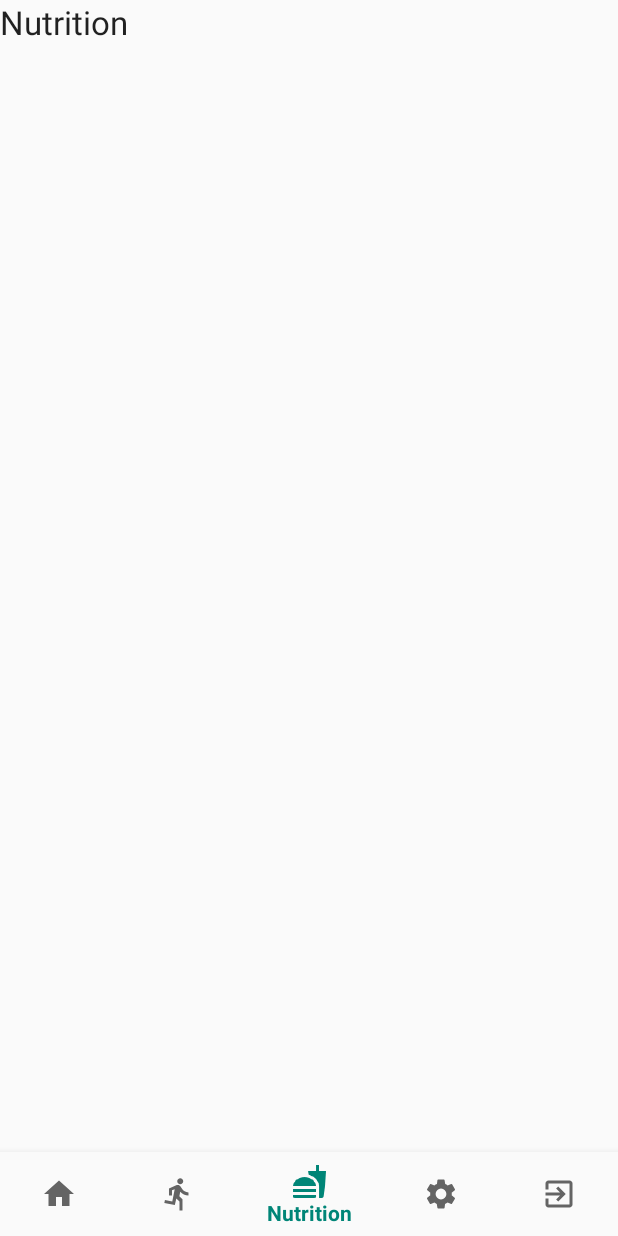
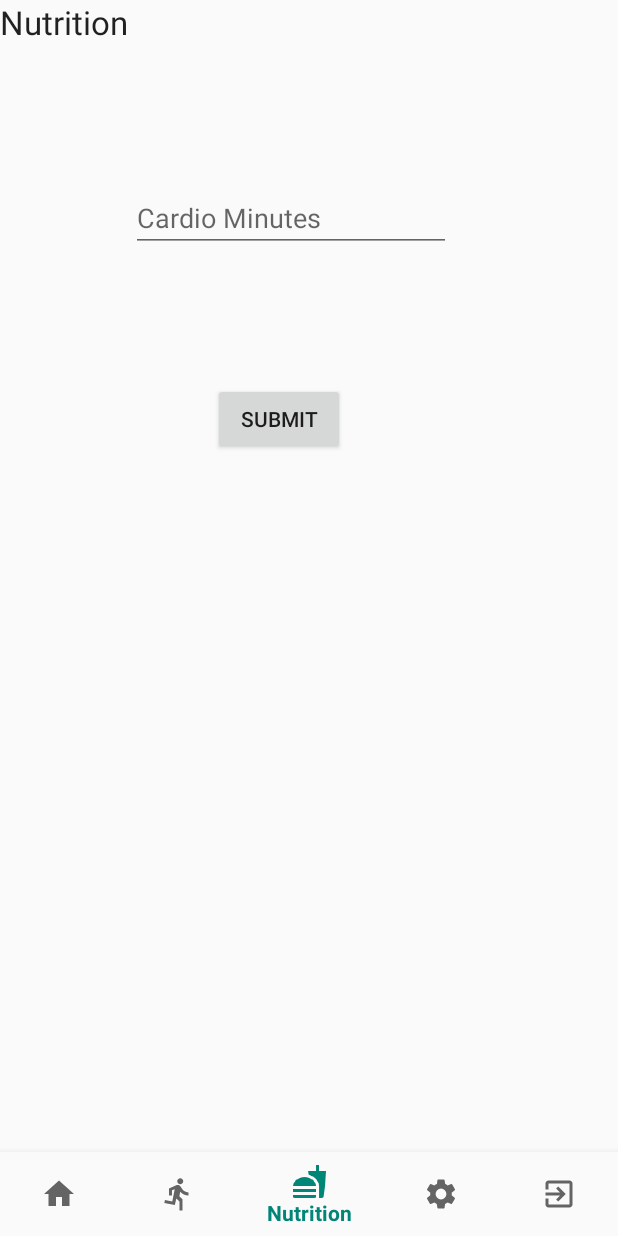
Before and after one commit to COP4331Group5/D2D_app, an Android app: the MainActivity screen opened directly, with no data from a screen before it, item 3 of the bottom bar chosen, on a phone screen of 412 x 824 dp. Run offline under Robolectric (Android 15) with nearby library versions, the phone set to English and light mode, and no system bars; our stand-ins replace Firebase (no records; nobody signed in at launch, a user with empty details on screens opened directly).

Commit message:
Functionality for pushing info to db for nutrition added

```diff
--- a/D2D/app/src/main/java/com/google/cloud/solutions/d2d/MainActivity.java
+++ b/D2D/app/src/main/java/com/google/cloud/solutions/d2d/MainActivity.java
@@ -10,14 +10,23 @@ import android.widget.TextView;
 import android.view.View;
 import android.widget.EditText;
 import android.widget.Button;
+import android.widget.Toast;
 
 import com.google.firebase.database.DatabaseReference;
 import com.google.firebase.database.FirebaseDatabase;
+import com.google.firebase.auth.FirebaseAuth;
+import com.google.firebase.auth.FirebaseUser;
+
+import java.util.Calendar;
 
 public class MainActivity extends AppCompatActivity implements BottomNavigationView.OnNavigationItemSelectedListener {
 
     private TextView mTextMessage;
 
+    DatabaseReference rootRef = FirebaseDatabase.getInstance().getReference();
+    FirebaseUser user = FirebaseAuth.getInstance().getCurrentUser();
+
+    String uid = user.getUid();
     // Database instances used to get to specific fields of the database
    // private DatabaseReference rootRef = FirebaseDatabase.getInstance().getReference();
 
@@ -65,4 +74,30 @@ public class MainActivity extends AppCompatActivity implements BottomNavigationV
 
         return loadFragment(fragment);
     }
+
+    public void submit_Cardio(View view)
+    {
+        EditText cardio_minutes_entry = (EditText) findViewById(R.id.cardio_minutes_entry);
+
+        if(cardio_minutes_entry.getText().toString() != "") {
+            try {
+                int cardio_minutes = Integer.parseInt(cardio_minutes_entry.getText().toString());
+                //throw DB
+                rootRef.child("Users/" + uid + "/Dates").child(getCurrentDate()).child("cardio_minutes").setValue(cardio_minutes);
+            } catch (Exception e) {
+                // This will toast to the screen "You done fucked up!"
+                Toast.makeText(getApplicationContext(), "Incorrect format", Toast.LENGTH_SHORT).show();
+                // return;
+            }
+        }
+    }
+
+    public static String getCurrentDate() {
+        Calendar now = Calendar.getInstance();
+        int year = now.get(Calendar.YEAR);
+        int month = now.get(Calendar.MONTH) + 1; // Note: zero based!
+        int day = now.get(Calendar.DAY_OF_MONTH);
+
+        return month + "_" + day + "_" + year;
+    }
 }
--- a/D2D/app/src/main/res/layout/fragment_nutrition.xml
+++ b/D2D/app/src/main/res/layout/fragment_nutrition.xml
@@ -1,11 +1,59 @@
 <?xml version="1.0" encoding="utf-8"?>
-<RelativeLayout xmlns:android="http://schemas.android.com/apk/res/android"
-    android:layout_width="match_parent" android:layout_height="match_parent">
+<android.support.constraint.ConstraintLayout xmlns:android="http://schemas.android.com/apk/res/android"
+    xmlns:app="http://schemas.android.com/apk/res-auto"
+    xmlns:tools="http://schemas.android.com/tools"
+    android:id="@+id/relativeLayout"
+    android:layout_width="match_parent"
+    android:layout_height="match_parent">
+
+    <EditText
+        android:id="@+id/cardio_minutes_entry"
+        android:layout_width="wrap_content"
+        android:layout_height="wrap_content"
+        android:layout_marginStart="8dp"
+        android:layout_marginLeft="8dp"
+        android:layout_marginTop="8dp"
+        android:layout_marginEnd="8dp"
+        android:layout_marginRight="8dp"
+        android:layout_marginBottom="8dp"
+        android:ems="10"
+        android:hint="Cardio Minutes"
+        android:inputType="text"
+        app:layout_constraintBottom_toBottomOf="parent"
+        app:layout_constraintEnd_toEndOf="parent"
+        app:layout_constraintHorizontal_bias="0.434"
+        app:layout_constraintStart_toStartOf="parent"
+        app:layout_constraintTop_toTopOf="parent"
+        app:layout_constraintVertical_bias="0.164" />
+
+    <Button
+        android:id="@+id/submit_data"
+        android:layout_width="wrap_content"
+        android:layout_height="wrap_content"
+        android:layout_marginStart="8dp"
+        android:layout_marginLeft="8dp"
+        android:layout_marginTop="8dp"
+        android:layout_marginEnd="8dp"
+        android:layout_marginRight="8dp"
+        android:layout_marginBottom="8dp"
+        android:onClick="submit_Cardio"
+        android:text="Submit"
+        app:layout_constraintBottom_toBottomOf="parent"
+        app:layout_constraintEnd_toEndOf="parent"
+        app:layout_constraintHorizontal_bias="0.436"
+        app:layout_constraintStart_toStartOf="parent"
+        app:layout_constraintTop_toTopOf="parent"
+        app:layout_constraintVertical_bias="0.355" />
 
     <TextView
+        android:id="@+id/textView"
+        android:layout_width="wrap_content"
+        android:layout_height="wrap_content"
         android:text="@string/title_nutrition"
         android:textAppearance="@style/Base.TextAppearance.AppCompat.Large"
-        android:layout_width="wrap_content"
-        android:layout_height="wrap_content" />
+        app:layout_constraintStart_toStartOf="parent"
+        app:layout_constraintTop_toTopOf="parent"
+        tools:layout_conversion_wrapHeight="79"
+        tools:layout_conversion_wrapWidth="228" />
 
-</RelativeLayout>
+</android.support.constraint.ConstraintLayout>
```
Also changed, not shown: 1 other file.
